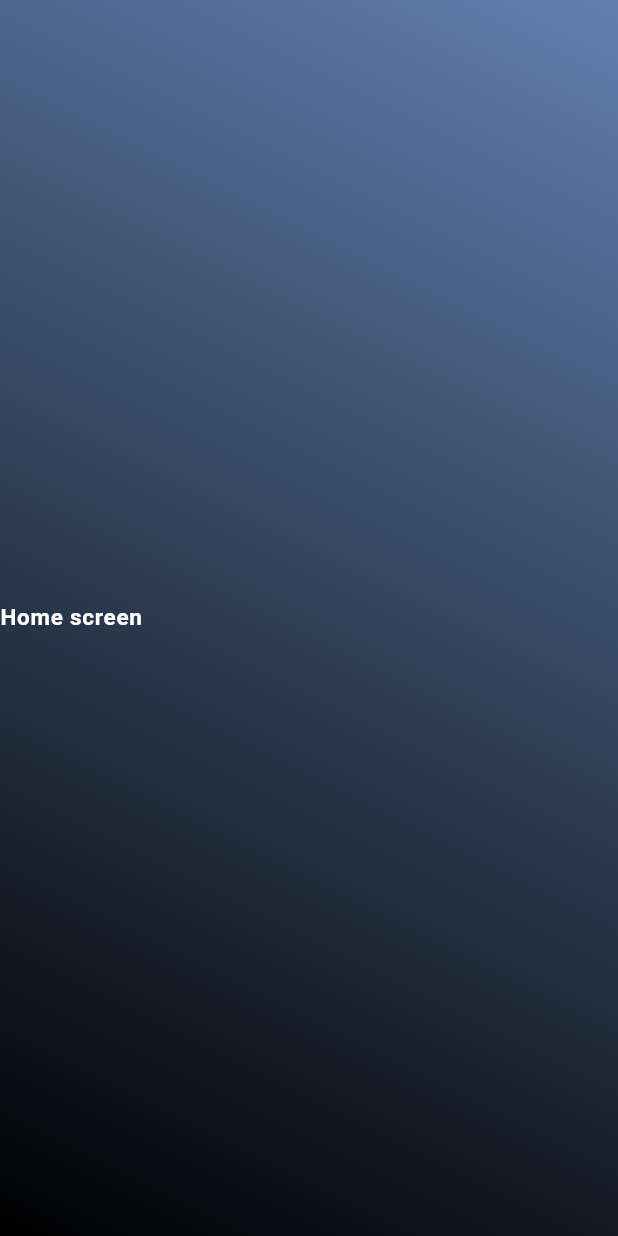
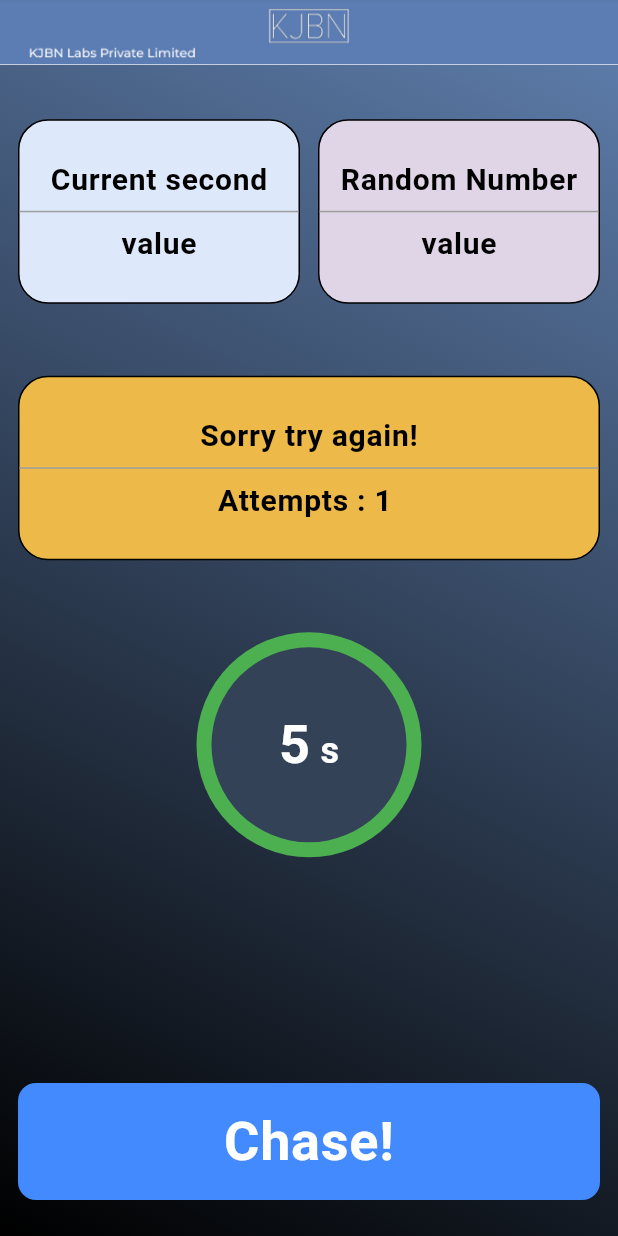
Before and after one commit to ajayg51/kjbn_assignment, a Flutter app: the screen it shows after launch, on a phone screen of 412 x 824 dp. Run offline on Flutter 3.47's test engine with Material 3 defaults, Android fonts, the phone set to English and light mode, and no system bars; our stand-ins replace get.

Commit message:
built homescreen layout

```diff
--- a/lib/screens/home_screen.dart
+++ b/lib/screens/home_screen.dart
@@ -1,6 +1,10 @@
 import 'package:flutter/material.dart';
 import 'package:get/get.dart';
+import 'package:kjbn_assignment/utils/color_consts.dart';
+import 'package:kjbn_assignment/utils/common_appbar.dart';
 import 'package:kjbn_assignment/utils/common_scaffold.dart';
+import 'package:kjbn_assignment/utils/extensions.dart';
+import 'package:kjbn_assignment/utils/separator.dart';
 
 class HomeScreen extends StatelessWidget {
   const HomeScreen({super.key});
@@ -8,10 +12,201 @@ class HomeScreen extends StatelessWidget {
   @override
   Widget build(BuildContext context) {
     return CommonScaffold(
-      child: Text(
-        "Home screen",
-        style: Get.textTheme.bodyLarge,
+      child: Column(
+        children: [
+          const CommonAppbar(),
+          36.verticalSpace,
+          Expanded(
+            child: Column(
+              children: [
+                SingleChildScrollView(
+                  child: Column(
+                    children: [
+                      buildCounterRow.padSymmetric(horizontalPad: 12),
+                      48.verticalSpace,
+                      buildResultInfo(
+                        label: "Sorry try again!",
+                        info: "Attempts : 1 ",
+                        colorValue: ColorConsts.orange,
+                      ).padSymmetric(horizontalPad: 12),
+                      48.verticalSpace,
+                      buildTimer,
+                    ],
+                  ),
+                ),
+                const Spacer(),
+                buildBtn.padSymmetric(horizontalPad: 12),
+                24.verticalSpace,
+              ],
+            ),
+          ),
+        ],
       ),
     );
   }
+
+  Widget get buildCounterRow {
+    return Row(
+      children: [
+        Expanded(
+          child: buildTileInfo(
+            colorValue: ColorConsts.skyBlue,
+            label: "Current second",
+            info: "value",
+          ),
+        ),
+        12.horizontalSpace,
+        Expanded(
+          child: buildTileInfo(
+            colorValue: ColorConsts.purple,
+            label: "Random Number",
+            info: "value",
+          ),
+        ),
+      ],
+    );
+  }
+
+  Widget buildResultInfo({
+    required String label,
+    required String info,
+    required int colorValue,
+  }) {
+    return Row(
+      children: [
+        Expanded(
+          child: buildTileInfo(
+            colorValue: colorValue,
+            label: label,
+            info: info,
+          ),
+        ),
+      ],
+    );
+  }
+
+  Widget buildTileInfo({
+    required String label,
+    required String info,
+    required int colorValue,
+  }) {
+    return buildCommonTile(
+      color: Color(colorValue),
+      child: Column(
+        children: [
+          Text(
+            label,
+            style: Get.textTheme.bodyLarge?.copyWith(
+              fontSize: 20,
+              color: Colors.black,
+            ),
+          ),
+          6.verticalSpace,
+          const Separator(),
+          6.verticalSpace,
+          Text(
+            info,
+            style: Get.textTheme.bodyLarge?.copyWith(
+              fontSize: 20,
+              color: Colors.black,
+            ),
+          ),
+        ],
+      ),
+    );
+  }
+
+  Widget buildCommonTile({
+    required Widget child,
+    required Color color,
+  }) {
+    return Container(
+      decoration: BoxDecoration(
+        color: color,
+        border: Border.all(),
+        borderRadius: BorderRadius.circular(20),
+      ),
+      child: Center(child: child).padSymmetric(verticalPad: 24),
+    );
+  }
+
+  Widget get buildTimer {
+    return Stack(
+      children: [
+        buildTimerContainer(
+          color: Colors.green,
+        ),
+        Positioned(
+          left: 10,
+          top: 10,
+          right: 10,
+          bottom: 10,
+          child: buildTimerContainer(
+            color: const Color(0xff334257),
+            child: Center(
+              child: RichText(
+                text: TextSpan(
+                  children: [
+                    TextSpan(
+                      text: "5",
+                      style: Get.textTheme.bodyLarge?.copyWith(
+                        fontSize: 36,
+                      ),
+                    ),
+                    TextSpan(
+                      text: " s",
+                      style: Get.textTheme.bodyLarge?.copyWith(
+                        fontSize: 24,
+                      ),
+                    ),
+                  ],
+                ),
+              ),
+            ),
+          ),
+        ),
+      ],
+    );
+  }
+
+  Widget buildTimerContainer({
+    double? width,
+    double? height,
+    Widget? child,
+    required Color color,
+  }) {
+    return Container(
+      width: width ?? 150,
+      height: height ?? 150,
+      decoration: BoxDecoration(
+        shape: BoxShape.circle,
+        color: color,
+      ),
+      child: child,
+    );
+  }
+
+  Widget get buildBtn {
+    return Row(
+      children: [
+        Expanded(
+          child: InkWell(
+            onTap: () {},
+            child: Container(
+              decoration: BoxDecoration(
+                borderRadius: BorderRadius.circular(12),
+                color: Colors.blueAccent,
+              ),
+              child: Center(
+                child: Text(
+                  "Chase!",
+                  style: Get.textTheme.bodyLarge?.copyWith(fontSize: 36),
+                ).padAll(value: 12),
+              ),
+            ),
+          ),
+        ),
+      ],
+    );
+  }
 }
--- /dev/null
+++ b/lib/utils/color_consts.dart
@@ -0,0 +1,6 @@
+class ColorConsts {
+  static const skyBlue = 0xffDDE8FA;
+  static const purple = 0xffDFD5E6;
+  static const orange = 0xffEDB949;
+  static const green = 0xff54A054;
+}
--- /dev/null
+++ b/lib/utils/separator.dart
@@ -0,0 +1,23 @@
+import 'package:flutter/material.dart';
+
+class Separator extends StatelessWidget {
+  const Separator({
+    super.key,
+    this.color,
+  });
+  final Color? color;
+
+  @override
+  Widget build(BuildContext context) {
+    return Row(
+      children: [
+        Expanded(
+          child: Container(
+            height: 1,
+            color: color ?? Colors.grey,
+          ),
+        ),
+      ],
+    );
+  }
+}
```
